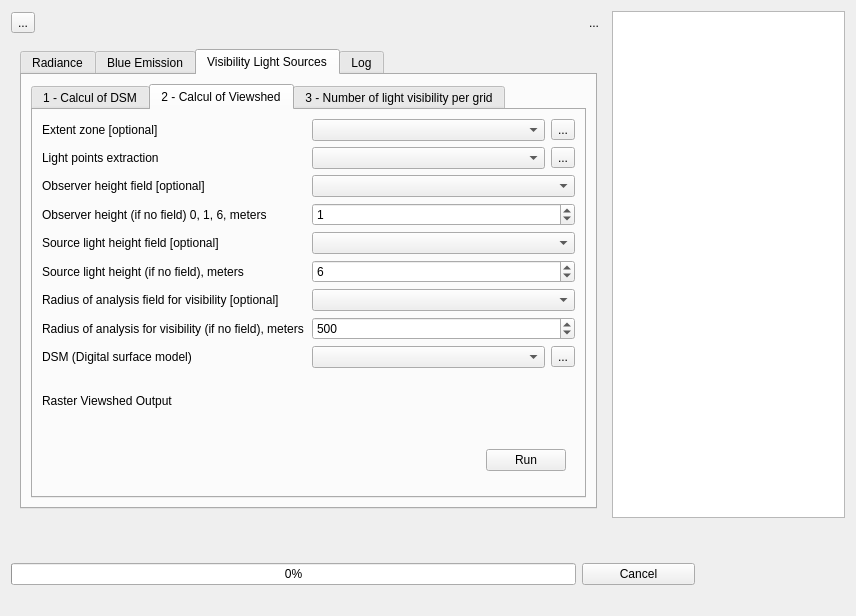
Old version of the form Interface_dialog_base.ui in the repository MathieuChailloux/LightPollutionToolbox.
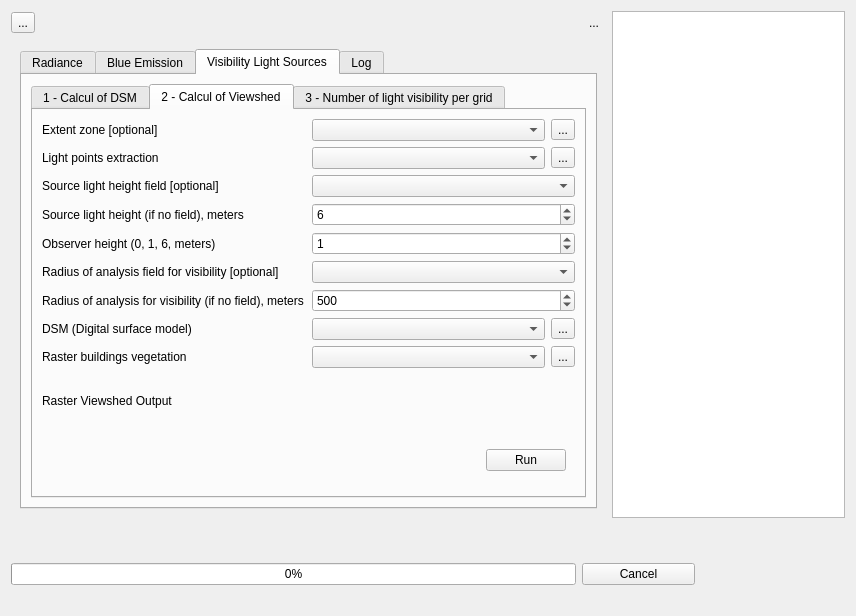
New version of the form. The open tabs and pages were chosen to show the change. Icons and pictures are not drawn. Custom widgets are drawn as their Qt base class.

Commit message: Message d'erreur si la projection n'est pas en unité métrique (pour les kml) Premier onglet de visibilité par défaut Enlever champ hauteur observateur Mettre observateur sous la source lumineuse Ajout raster-bati en entré du viewshed pour mettre la hauteur des sources à 0 si intersecte le raster bati o	Polygonisation du raster o	Intersection entre points et raster pour mettre la hauteur à 0

Diff of the .ui file:
```diff
--- a/Interface_dialog_base.ui
+++ b/Interface_dialog_base.ui
@@ -944,61 +944,27 @@
                </layout>
               </item>
               <item row="2" column="0">
-               <widget class="QLabel" name="label_8">
-                <property name="text">
-                 <string>Observer height field [optional]</string>
-                </property>
-               </widget>
-              </item>
-              <item row="2" column="1">
-               <widget class="QgsFieldComboBox" name="mFieldComboBoxObserver">
-                <property name="allowEmptyFieldName">
-                 <bool>true</bool>
-                </property>
-               </widget>
-              </item>
-              <item row="3" column="0">
-               <widget class="QLabel" name="label_9">
-                <property name="text">
-                 <string>Observer height (if no field) 0, 1, 6, meters</string>
-                </property>
-               </widget>
-              </item>
-              <item row="3" column="1">
-               <widget class="QDoubleSpinBox" name="observerHeightValue">
-                <property name="decimals">
-                 <number>0</number>
-                </property>
-                <property name="maximum">
-                 <double>20.000000000000000</double>
-                </property>
-                <property name="value">
-                 <double>1.000000000000000</double>
-                </property>
-               </widget>
-              </item>
-              <item row="4" column="0">
                <widget class="QLabel" name="label_10">
                 <property name="text">
                  <string>Source light height field [optional]</string>
                 </property>
                </widget>
               </item>
-              <item row="4" column="1">
+              <item row="2" column="1">
                <widget class="QgsFieldComboBox" name="mFieldComboBoxLightSource">
                 <property name="allowEmptyFieldName">
                  <bool>true</bool>
                 </property>
                </widget>
               </item>
-              <item row="5" column="0">
+              <item row="3" column="0">
                <widget class="QLabel" name="label_11">
                 <property name="text">
                  <string>Source light height (if no field), meters</string>
                 </property>
                </widget>
               </item>
-              <item row="5" column="1">
+              <item row="3" column="1">
                <widget class="QDoubleSpinBox" name="lightSourceHeightValue">
                 <property name="decimals">
                  <number>0</number>
@@ -1011,28 +977,48 @@
                 </property>
                </widget>
               </item>
-              <item row="6" column="0">
+              <item row="4" column="0">
+               <widget class="QLabel" name="label_9">
+                <property name="text">
+                 <string>Observer height (0, 1, 6, meters)</string>
+                </property>
+               </widget>
+              </item>
+              <item row="4" column="1">
+               <widget class="QDoubleSpinBox" name="observerHeightValue">
+                <property name="decimals">
+                 <number>0</number>
+                </property>
+                <property name="maximum">
+                 <double>20.000000000000000</double>
+                </property>
+                <property name="value">
+                 <double>1.000000000000000</double>
+                </property>
+               </widget>
+              </item>
+              <item row="5" column="0">
                <widget class="QLabel" name="label_12">
                 <property name="text">
                  <string>Radius of analysis field for visibility [optional]</string>
                 </property>
                </widget>
               </item>
-              <item row="6" column="1">
+              <item row="5" column="1">
                <widget class="QgsFieldComboBox" name="mFieldComboBoxRadius">
                 <property name="allowEmptyFieldName">
                  <bool>true</bool>
                 </property>
                </widget>
               </item>
-              <item row="7" column="0">
+              <item row="6" column="0">
                <widget class="QLabel" name="label_13">
                 <property name="text">
                  <string>Radius of analysis for visibility (if no field), meters</string>
                 </property>
                </widget>
               </item>
-              <item row="7" column="1">
+              <item row="6" column="1">
                <widget class="QDoubleSpinBox" name="radiusViewshedValue">
                 <property name="decimals">
                  <number>0</number>
@@ -1045,14 +1031,14 @@
                 </property>
                </widget>
               </item>
-              <item row="8" column="0">
+              <item row="7" column="0">
                <widget class="QLabel" name="label_7">
                 <property name="text">
                  <string>DSM (Digital surface model)</string>
                 </property>
                </widget>
               </item>
-              <item row="8" column="1">
+              <item row="7" column="1">
                <layout class="QHBoxLayout" name="horizontalLayout_20">
                 <item>
                  <widget class="QgsMapLayerComboBox" name="mMapLayerComboBoxMNS"/>
@@ -1069,6 +1055,30 @@
                 </item>
                </layout>
               </item>
+              <item row="8" column="0">
+               <widget class="QLabel" name="label_8">
+                <property name="text">
+                 <string>Raster buildings vegetation</string>
+                </property>
+               </widget>
+              </item>
+              <item row="8" column="1">
+               <layout class="QHBoxLayout" name="horizontalLayout_25">
+                <item>
+                 <widget class="QgsMapLayerComboBox" name="mMapLayerComboBoxRasterBatiVegeViewshed"/>
+                </item>
+                <item>
+                 <widget class="QToolButton" name="rasterBatiVegeFileViewshed">
+                  <property name="toolTip">
+                   <string>Browse</string>
+                  </property>
+                  <property name="text">
+                   <string>...</string>
+                  </property>
+                 </widget>
+                </item>
+               </layout>
+              </item>
               <item row="9" column="0">
                <widget class="QLabel" name="label_23">
                 <property name="text">
```
Left out of the diff: 6 changed lines with no effect on the pictures. The commit also changes 8 other files.
